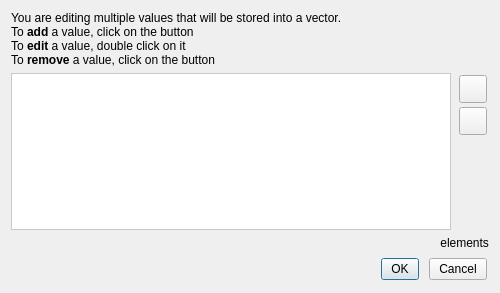
Above: library/tulip-gui/designer/VectorEditor.ui from Tulip-Dev/tulip before the change. Below: the same form after it.
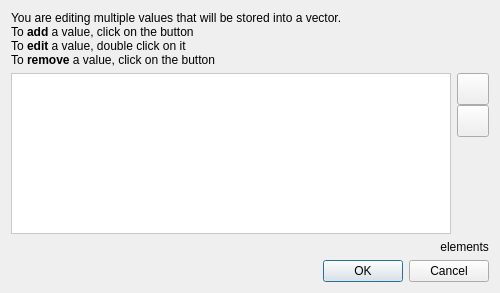
That is the form after the change. Icons and pictures are not drawn.

Commit message: VectorEditor cleanup: use the perspective main window style sheet as much as possible

Patch:
```diff
--- a/library/tulip-gui/designer/VectorEditor.ui
+++ b/library/tulip-gui/designer/VectorEditor.ui
@@ -23,37 +23,7 @@
    <string notr="true">QListView {
 border: 1px solid #C9C9C9;
 }
-QPushButton, QComboBox {
-border-image: url(:/tulip/gui/ui/btn_26.png) 4;
-border-width: 4;
-padding: 0px 6px;
-font-size: 12px;
-}
-QPushButton::flat {
-border-image: none;
-border-width: 4;
-padding: 0px 6px;
-font-size: 12px;
-background-color: transparent;
-}
-QPushButton:hover, QComboBox:hover {
-border-image: url(:/tulip/gui/ui/btn_26_hover.png) 4;
-}
-QPushButton:disabled, QComboBox::disabled {
-color:gray;
-}
-QPushButton:pressed{
-border-image: url(:/tulip/gui/ui/btn_26_pressed.png) 4;
-}
-QPushButton::menu-indicator{
-subcontrol-origin: margin;
-subcontrol-position: center right;
-right: 4px;
-}
-QPushButton {
-outline: none;
-margin: 2
-}</string>
+</string>
   </property>
   <layout class="QVBoxLayout" name="verticalLayout">
    <item>
```
The commit also changes 1 other file.
